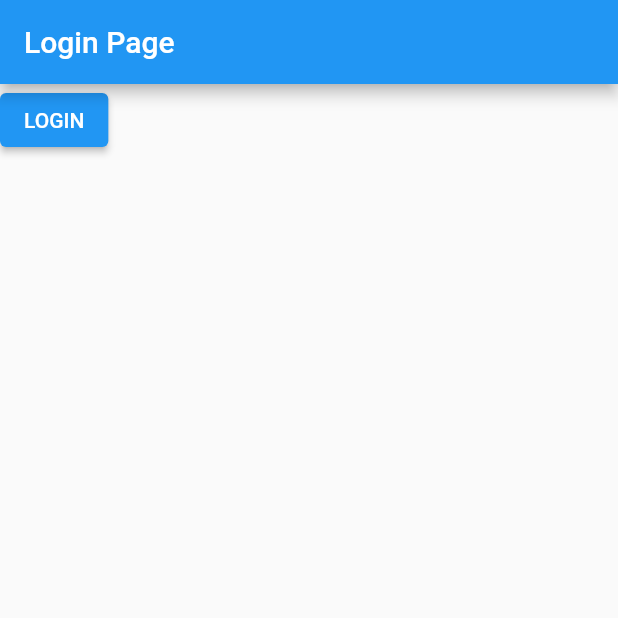
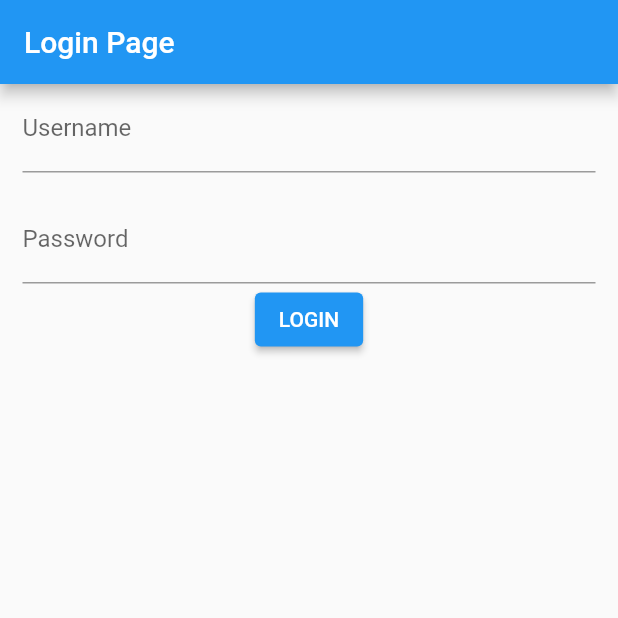
Before and after one commit to Bxnzz/miniworldapp, a Flutter app: the screen it shows after launch, after a tap on "LOGIN", on a phone screen of 412 x 824 dp, the top half of it. Run offline on Flutter 3.47's test engine with Material 2 defaults, Android fonts, the phone set to English and light mode, and no system bars; our stand-ins replace dio, retrofit; generated files the repository leaves out were written again; network calls fail.

```diff
--- a/lib/page/loginpage.dart
+++ b/lib/page/loginpage.dart
@@ -7,6 +7,7 @@ import 'package:flutter/material.dart';
 import 'package:miniworldapp/model/DTO/loginDTO.dart';
 import 'package:miniworldapp/model/login.dart';
 import 'package:provider/provider.dart';
+import 'package:retrofit/dio.dart';
 
 import '../service/login.dart';
 import '../service/provider/appdata.dart';
@@ -33,6 +34,7 @@ class _LoginPageState extends State<LoginPage> {
   void initState() {
     super.initState();
   // 2.1 object ของ service โดยต้องส่ง baseUrl (จาก provider) เข้าไปด้วย
+
     loginService =
         LoginService(Dio(), baseUrl: context.read<AppData>().baseurl);
   // 2.2 async method
@@ -46,30 +48,64 @@ class _LoginPageState extends State<LoginPage> {
         title: const Text('Login Page'),
       ),
   // 3. เรียก service ในรูปแบบของ FutureBuilder (หรือจะไม่ใช้ก็ได้ แค่ตัวอย่างให้ดูเฉยๆ)
-      body: Column(
+      body: SingleChildScrollView(
+        child: Form(
+          child: Column(
+            children: <Widget>[
+          Padding(
+                //padding: const EdgeInsets.only(left:15.0,right:15.0,top:0,bottom: 0),
+                padding: EdgeInsets.symmetric(horizontal: 15),
+                child: TextFormField(
+                  maxLines: 1,
+                  decoration: InputDecoration(
+                      labelText: 'Username',
+                      hintText: 'Enter your username'),
+                       validator: (value) {
+                      if (value == null || value.isEmpty) {
+                      return 'Please enter your username';
+                  }
+                   return null;
+                 },
+                ),
+              ),
+               Padding(
+                padding: const EdgeInsets.only(
+                    left: 15.0, right: 15.0, top: 15, bottom: 0),
+                //padding: EdgeInsets.symmetric(horizontal: 15),
+                child: TextFormField(
+                  obscureText: true,
+                  maxLines: 1,
+                  decoration: InputDecoration(
+                      labelText: 'Password', hintText: 'Enter secure password'),
+                       validator: (value) {
+                          if (value!.trim().isEmpty) {
+                            return 'Enter the password';
+                          } else
+                            return null;
+                        },
+                ),
+              ),
+       Column(
         children: [
-          ElevatedButton(onPressed: () //async
+          ElevatedButton(onPressed: () async
           {
-           var user = {
-          "email" : "jame123@gmail.com",
-          "password" :"jame1234"
-          };
-          LoginDto login = LoginDto.fromJson(user);
-           addData(login);
-
+            LoginDto dto = LoginDto(email:"jame123@gmail.com",password:"jame1234");
+            log(jsonEncode(dto));
+            HttpResponse<Login> login = await loginService.loginser(dto);
+            log(login.response.statusCode.toString());
           },
            child: Text('LOGIN')),
 
         ],
       )
-    );
+    ],),),),);
   }
   // 4. Async method ที่เรียก service เมื่อได้ข้อมูลก็เอาไปเก็บไว้ที่ destinations ที่ประกาศไว้ด้านบนเป็น List
-  Future<void> addData(LoginDto login) async {
-   var result =
-    await http.post(Uri.parse('http://202.28.34.197:9131/user/login'),
-    body: jsonEncode(login),
-    headers:{'Content-Type': 'application/json; charset=UTF-8'});
-    log(result.body);
-  }
+  // Future<void> addData(LoginDto login) async {
+  //  var result =
+  //   await http.post(Uri.parse('http://202.28.34.197:9131/user/login'),
+  //   body: jsonEncode(login),
+  //   headers:{'Content-Type': 'application/json; charset=UTF-8'});
+  //   log(result.body);
+  // }
 }
--- a/lib/service/login.dart
+++ b/lib/service/login.dart
@@ -1,3 +1,4 @@
+import 'package:miniworldapp/model/DTO/loginDTO.dart';
 import 'package:retrofit/retrofit.dart';
 import 'package:dio/dio.dart';
 import 'package:miniworldapp/model/login.dart';
@@ -8,6 +9,6 @@ part 'login.g.dart';
 abstract class LoginService {
   factory LoginService(Dio dio, {String baseUrl}) = _LoginService;
 
-  @GET("/login")
-  Future<List<Login>> getlogins();
+  @POST("/user/login")
+   Future<HttpResponse<Login>> loginser(@Body() LoginDto loginDto);
 }
--- a/lib/service/provider/appdata.dart
+++ b/lib/service/provider/appdata.dart
@@ -2,5 +2,5 @@ import 'package:flutter/material.dart';
 
 class AppData with ChangeNotifier {
   //Api baseurl
-  String baseurl = "http://202.28.34.197:9131/user/login";
+  String baseurl = "http://202.28.34.197:9131";
 }
```
Also changed, not shown: lib/service/login.g.dart.
